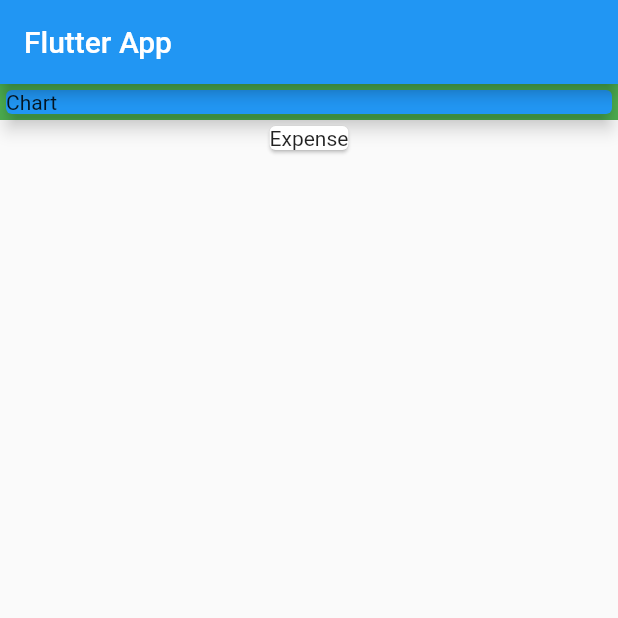
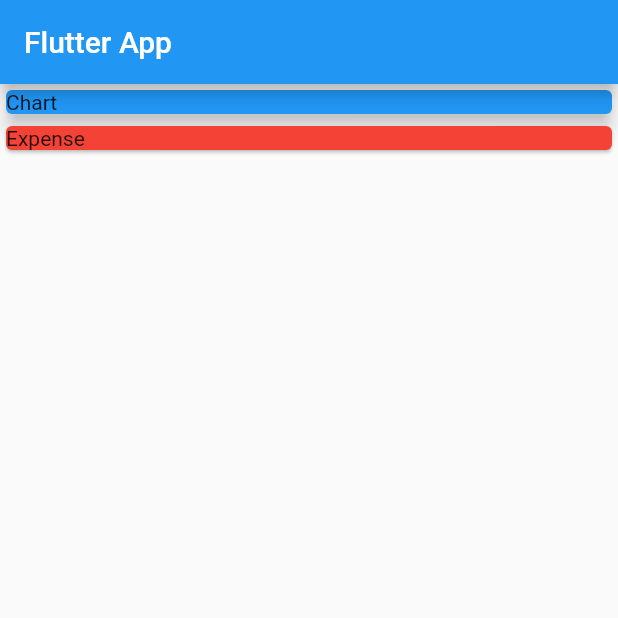
Before and after one commit to zawarfarruk/expense, a Flutter app: the screen it shows after launch, on a phone screen of 412 x 824 dp, the top half of it. Run offline on Flutter 3.47's test engine with Material 2 defaults, Android fonts, the phone set to English and light mode, and no system bars.

Commit message:
add new file

```diff
--- a/lib/main.dart
+++ b/lib/main.dart
@@ -1,21 +1,40 @@
 import 'package:flutter/material.dart';
- void main(List<String> args) {
-  runApp(const MyApp());
+import 'package:flutter_application_2/transaction.dart';
+
+void main(List<String> args) {
+  runApp( MyApp());
 }
+
 class MyApp extends StatelessWidget {
-  const MyApp({ Key? key }) : super(key: key);
+   MyApp({Key? key}) : super(key: key);
+final List<Transaction> transaction=[
+  Transaction(
+    id: "t1",
+    title: "Buy Show",
+    amount: 785,
+    date: DateTime.now(),
+  ),
+  Transaction(
+      id: "t2",
+      title: "Clothes Show",
+      amount: 785,
+      date: DateTime.now(),
+    )
 
+];
   @override
   Widget build(BuildContext context) {
     return MaterialApp(
       home: Scaffold(
-        appBar: AppBar(title: const Text("Flutter App"),),
-        body:Column(
-
+        appBar: AppBar(
+          title: const Text("Flutter App"),
+        ),
+        body: Column(
+          mainAxisAlignment: MainAxisAlignment.start,
+          crossAxisAlignment: CrossAxisAlignment.stretch,
           children: [
-
             Container(
-              color: Colors.green,
+              // color: Colors.green,
               width: double.infinity,
               child: const Card(
                 child: Text("Chart"),
@@ -24,11 +43,12 @@ class MyApp extends StatelessWidget {
               ),
             ),
             const Card(
+              color: Colors.red,
               child: Text("Expense"),
             )
           ],
-        ) ,
         ),
+      ),
     );
   }
 }
--- /dev/null
+++ b/lib/transaction.dart
@@ -0,0 +1,12 @@
+class Transaction {
+  String? id;
+  String? title;
+  double? amount;
+  DateTime? date;
+  Transaction({
+    this.id,
+    this.title,
+    this.amount,
+    this.date,
+  });
+}
```
